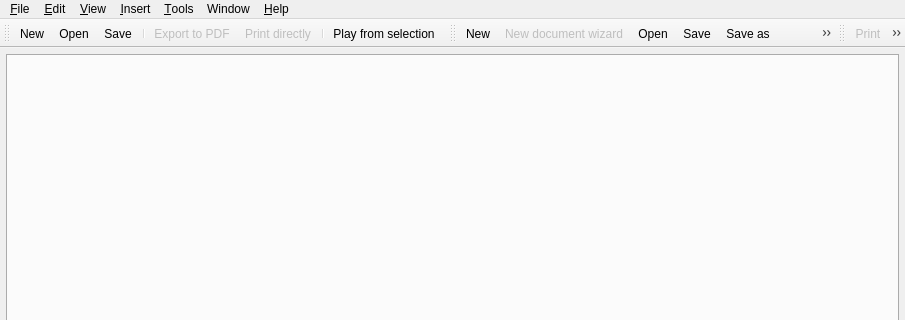
This is trunk/src/ui/mainwin.ui in canorusmusic/canorus as Qt 5 draws it before an edit; both pictures show x 0 to 905 and y 0 to 320 of the 905 by 660 pixel window. The edited form follows.
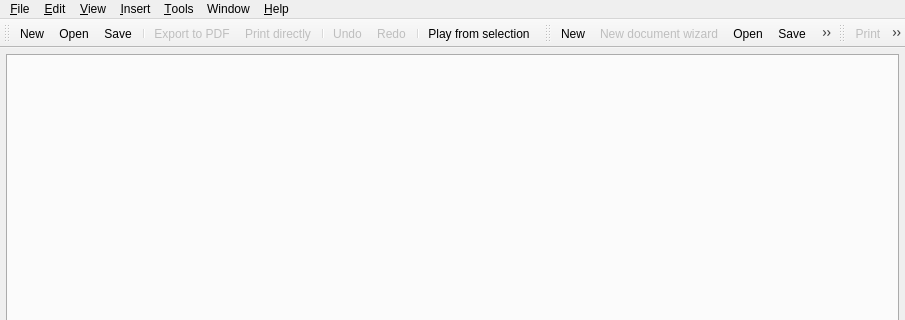
This is the edited form. Icons and pictures are not drawn.

Commit message: Undo and Redo implemented. Still bugs and crashes, but operations on basic music elements work.

The edit to the form file:
```diff
--- a/trunk/src/ui/mainwin.ui
+++ b/trunk/src/ui/mainwin.ui
@@ -201,6 +201,9 @@
    <addaction name="uiExportToPdf" />
    <addaction name="uiPrintDirectly" />
    <addaction name="separator" />
+   <addaction name="uiUndo" />
+   <addaction name="uiRedo" />
+   <addaction name="separator" />
    <addaction name="uiPlayFromSelection" />
   </widget>
   <widget class="QToolBar" name="uiFileToolBar" >
```
The commit also changes 33 other files.
